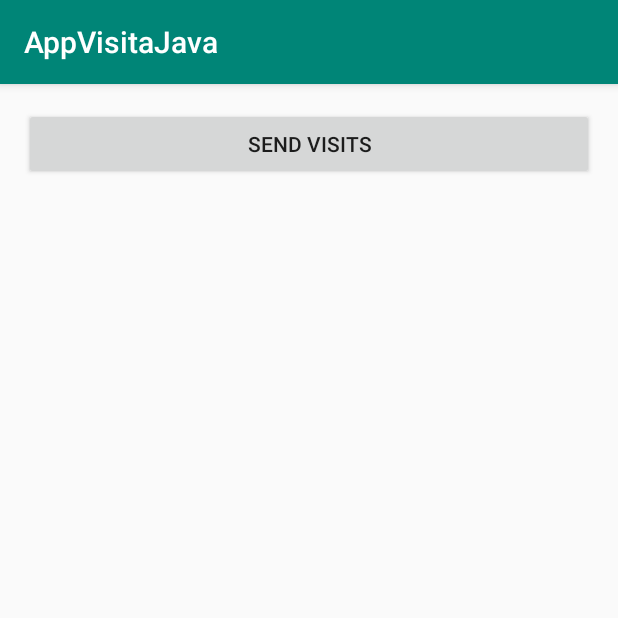
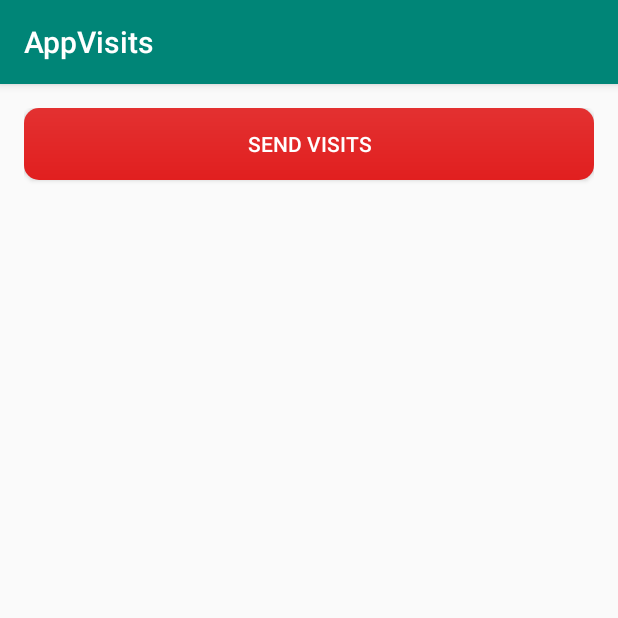
Before and after one commit to RogerBV/AppVisitaJava, an Android app: the SendVisitsActivity screen opened directly, with no data from a screen before it, on a phone screen of 412 x 824 dp, the top half of it. Run offline under Robolectric (Android 15) with nearby library versions, the phone set to English and light mode, and no system bars; libraries missing offline, so code that uses them is left out: org.ksoap2, org.ksoap2.serialization, org.ksoap2.transport.

Commit message:
Title and Button of Send Visits

```diff
--- a/app/src/main/res/layout/activity_send_visits.xml
+++ b/app/src/main/res/layout/activity_send_visits.xml
@@ -9,11 +9,13 @@
     android:paddingTop="16dp"
     tools:context=".SendVisitsActivity">
     <Button
+        android:textColor="#FFFFFF"
         android:layout_width="fill_parent"
         android:layout_height="wrap_content"
         android:text="Send Visits"
         android:id="@+id/btnSendVisits"
         android:layout_alignParentTop="true"
         android:layout_alignParentRight="true"
-        android:layout_alignParentEnd="true" />
+        android:layout_alignParentEnd="true"
+        android:background="@drawable/style_button" />
 </RelativeLayout>
--- a/app/src/main/res/values/strings.xml
+++ b/app/src/main/res/values/strings.xml
@@ -1,4 +1,4 @@
 <resources>
-    <string name="app_name">AppVisitaJava</string>
+    <string name="app_name">AppVisits</string>
     <string name="title_activity_maps">Map</string>
 </resources>
```
